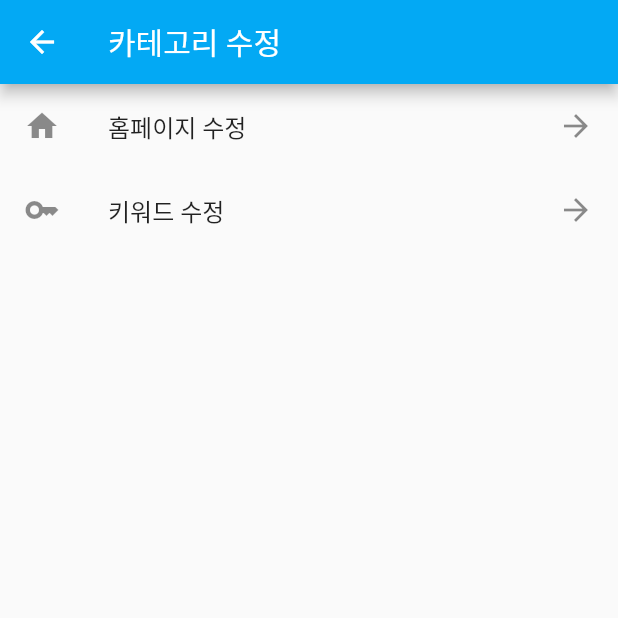
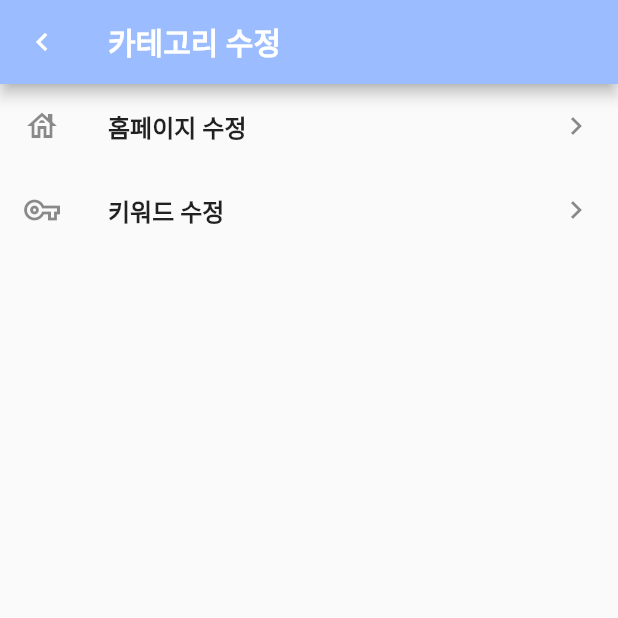
Before and after one commit to pknuDingle/frontend, a Flutter app: the screen it shows after launch, item 3 of the bottom bar chosen, after a tap on "카테고리 수정", on a phone screen of 412 x 824 dp, the top half of it. Run offline on Flutter 3.47's test engine with Material 2 defaults, Android fonts, the phone set to English and light mode, and no system bars; our stand-ins replace image_picker.

Commit message:
피그마로고치는것

```diff
--- a/lib/category.dart
+++ b/lib/category.dart
@@ -20,13 +20,14 @@ class _inCategoly extends State<Categoly> {
   Widget build(BuildContext context) {
     return Scaffold(
       appBar: AppBar(
-        backgroundColor: Colors.lightBlue,
+        backgroundColor: Color(0xFF9BBDFF),
         title: Text(
           '카테고리 수정',
-          style: TextStyle(color: Colors.white),
+          style: TextStyle(color: Colors.white,
+              fontWeight: FontWeight.bold),// 굵게
         ),
         leading: IconButton(
-          icon: Icon(Icons.arrow_back),
+          icon: Icon(Icons.keyboard_arrow_left),
           onPressed: () {
             Navigator.push(context, MaterialPageRoute(builder: (_) => MyPage()));//돌아가기
           },
@@ -37,18 +38,20 @@ class _inCategoly extends State<Categoly> {
           child: Column(
             children: [
               ListTile(
-                leading: Icon(Icons.home),
-                title: Text('홈페이지 수정'),
-                trailing: Icon(Icons.arrow_forward),
+                leading: Icon(Icons.house_outlined),
+                title: Text('홈페이지 수정',
+                    style: TextStyle(fontWeight: FontWeight.bold)),
+                trailing: Icon(Icons.keyboard_arrow_right),
                 onTap: () {
                   // 홈패이지로 이동
                   Navigator.push(context, MaterialPageRoute(builder: (_) => homePageSetting()));
                 },
               ),
               ListTile(
-                leading: Icon(Icons.key),
-                title: Text('키워드 수정'),
-                trailing: Icon(Icons.arrow_forward),
+                leading: Icon(Icons.vpn_key_outlined),
+                title: Text('키워드 수정',
+                    style: TextStyle(fontWeight: FontWeight.bold)),
+                trailing: Icon(Icons.keyboard_arrow_right),
                 onTap: () {
                   // 키워드로 이동
                   Navigator.push(context, MaterialPageRoute(builder: (_) => keyWardSetting()));
--- a/lib/main.dart
+++ b/lib/main.dart
@@ -27,7 +27,10 @@ class _MainPageState extends State<MainPage> {
   Widget build(BuildContext context) {
     return Scaffold(
       appBar: AppBar(
-        title: Text(_appBarTitle),
+        title: Text(_appBarTitle,
+        style: TextStyle( fontWeight: FontWeight.bold), // 굵게
+        ),
+        backgroundColor: Color(0xFF9BBDFF),
       ),
 
       bottomNavigationBar: BottomNavigationBar(
--- a/lib/mypage.dart
+++ b/lib/mypage.dart
@@ -38,13 +38,14 @@ class _inMyPage extends State<MyPage> {
     String lesson = '컴퓨터공학과';
     return Scaffold(
       appBar: AppBar(
-        backgroundColor: Colors.lightBlue,
+        backgroundColor: Color(0xFF9BBDFF),
         title: Text(
           'MY PAGE',
-          style: TextStyle(color: Colors.white),
+          style: TextStyle(color: Colors.white,
+              fontWeight: FontWeight.bold), // 굵게
         ),
         leading: IconButton(
-          icon: Icon(Icons.arrow_back),
+          icon: Icon(Icons.keyboard_arrow_left),
           onPressed: () {
             Navigator.push(context, MaterialPageRoute(builder: (_) => MainPage()));//돌아가기
           },
@@ -52,21 +53,37 @@ class _inMyPage extends State<MyPage> {
       ),
       body: SingleChildScrollView(
         child: GestureDetector(
-          onTap: _pickImage,
+
+
           child: Column(
             children: [
+              SizedBox(height: 16.0),
               Container(
-                color: Colors.lightBlue,
+                width: 400,
+                height: 150,
+                decoration: BoxDecoration(
+                  color: Color(0xFF9BBDFF),
+                  borderRadius: BorderRadius.circular(20),//박스라디안
+                  boxShadow: [
+                    BoxShadow(
+                      color: Colors.grey,//그림자 색갈
+                      blurRadius: 10,//그림자 라디안
+                      offset: Offset(0, 4),//그림자 offset
+                    ),
+                  ],
+                ),
+
                 child: Row(
                   children: [
+                  GestureDetector(
+                    onTap: _pickImage,//선택시 엘범 열기
                     // 원쪽 이미지
-                    Container(
+                   child: Container(
                       width: 150,
                       height: 150,
                       decoration: BoxDecoration(
                         shape: BoxShape.circle,
-                        color: Colors.grey, //이미지 없을때 unkown로 표시
-                        image: _image != null
+                        image: _image != null//이미지 없을때 unkown로 표시
                             ? DecorationImage(
                           image: FileImage(_image!),
                           fit: BoxFit.cover,
@@ -75,23 +92,37 @@ class _inMyPage extends State<MyPage> {
                       ),
                       child: _image == null
                           ? Icon(
-                        Icons.person,
-                        size: 80,
+                        Icons.face,
+                        size: 100,
                         color: Colors.white,
                       )
                           : null,
                     ),
+                  ),
                     SizedBox(width: 16.0), // 좌우 간격
-                    // 右侧信息
+                    // 오른쪽
                     Column(
                       crossAxisAlignment: CrossAxisAlignment.start,
                       children: [
+                        SizedBox(height: 25.0),
+                        Row(
+                          children: [
                         Text(
-                          name+'님',
+                          name,
                           style: TextStyle(
-                            fontSize: 18.0,
+                            fontSize: 30.0, // 크기
+                            fontWeight: FontWeight.bold, // 굵게
                             color: Colors.white,
                           ),
+                        ),
+                            Text(
+                              '님',
+                              style: TextStyle(
+                                fontSize: 18.0,
+                                color: Colors.white,
+                              ),
+                            ),
+                          ],
                         ),
                         Text(
                           email,
@@ -115,27 +146,30 @@ class _inMyPage extends State<MyPage> {
 
               SizedBox(height: 16),
               ListTile(
-                leading: Icon(Icons.edit),
-                title: Text('카테고리 수정'),
-                trailing: Icon(Icons.arrow_forward),
+                leading: Icon(Icons.edit_outlined),
+                title: Text('카테고리 수정',
+                style: TextStyle(fontWeight: FontWeight.bold)),
+                trailing: Icon(Icons.keyboard_arrow_right),
                 onTap: () {
-                  // 导航到分类修改画面
+                  // 카테고리 이동
                   Navigator.push(context, MaterialPageRoute(builder: (_) => Categoly()));//돌아가기
                 },
               ),
               ListTile(
-                leading: Icon(Icons.feedback),
-                title: Text('건의하기'),
-                trailing: Icon(Icons.arrow_forward),
+                leading: Icon(Icons.send_outlined),
+                title: Text('건의하기',
+                  style: TextStyle(fontWeight: FontWeight.bold)),
+                trailing: Icon(Icons.keyboard_arrow_right),
                 onTap: () {
-                  // 导航到建议画面
+                  // 건의하기 이동
                   Navigator.push(context, MaterialPageRoute(builder: (_) => Suggestion()));
                 },
               ),
               ListTile(
-                leading: Icon(Icons.exit_to_app),
-                title: Text('탈퇴하기'),
-                trailing: Icon(Icons.arrow_forward),
+                leading: Icon(Icons.sentiment_neutral),
+                title: Text('탈퇴하기',
+                  style: TextStyle(fontWeight: FontWeight.bold)),
+                trailing: Icon(Icons.keyboard_arrow_right),
                 onTap: () {
                   //
                 },
@@ -164,7 +198,7 @@ class _inMyPage extends State<MyPage> {
           if (index == 0) {
             Navigator.push(context, MaterialPageRoute(builder: (_) => MainPage()));
           } else if (index == 1) {
-
+            //찝으로 이동
           }
         },
       ),
```
Also changed, not shown: lib/homepagesetting.dart (+34 -22 lines), lib/keywardsetting.dart (+27 -20 lines), lib/suggestion.dart (+27 -4 lines), lib/test.dart (added, +90 -0 lines).
